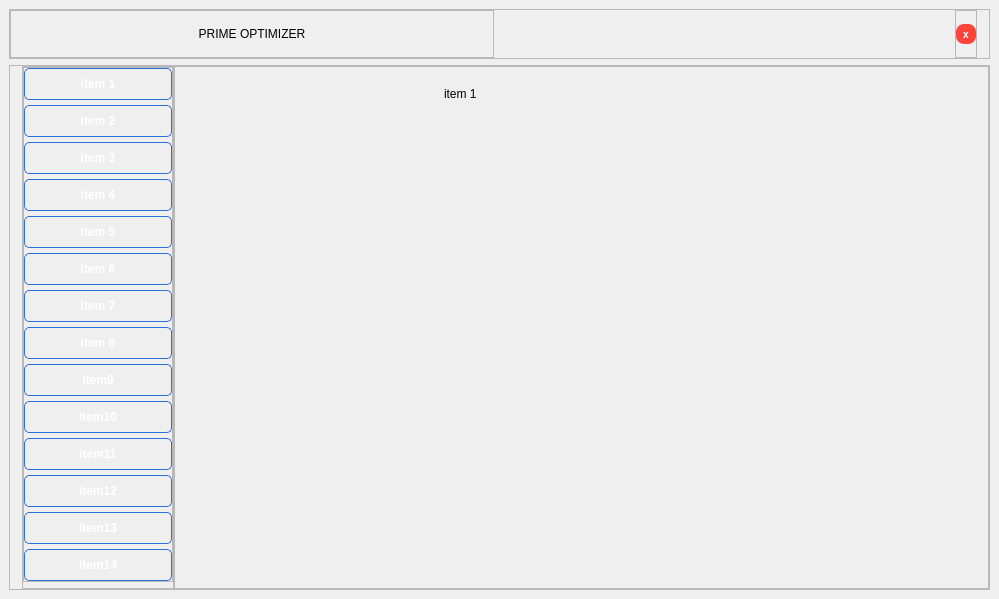
Old version of the form interface.ui in the repository ratestheme/login-data.
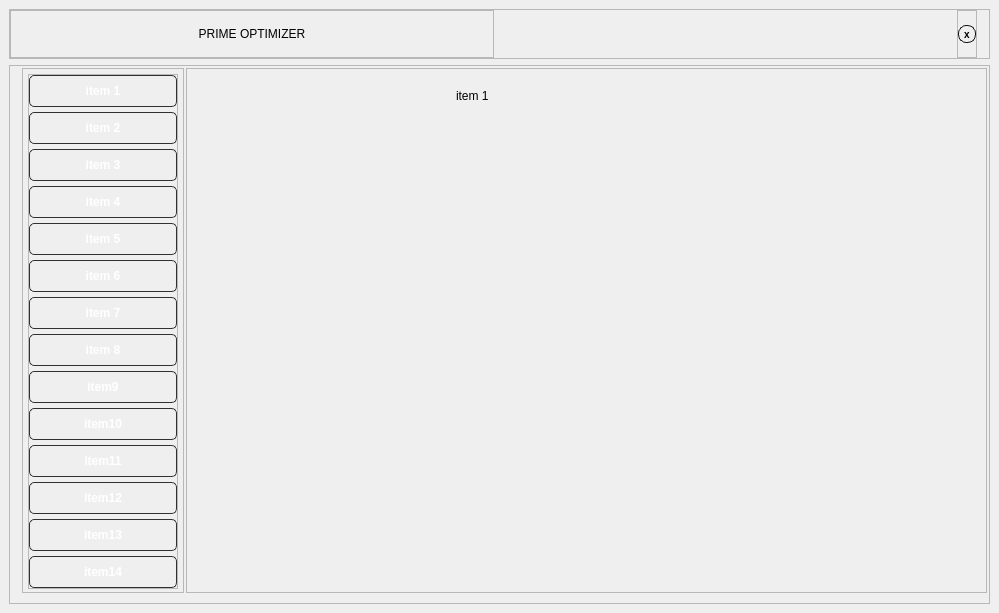
New version of the form. The open tabs and pages were chosen to show the change.

What changed in the file:
```diff
--- a/interface.ui
+++ b/interface.ui
@@ -2,20 +2,32 @@
 <ui version="4.0">
  <class>MainWindow</class>
  <widget class="QMainWindow" name="MainWindow">
+  <property name="enabled">
+   <bool>true</bool>
+  </property>
   <property name="geometry">
    <rect>
     <x>0</x>
     <y>0</y>
     <width>999</width>
-    <height>585</height>
+    <height>599</height>
    </rect>
   </property>
+  <property name="mouseTracking">
+   <bool>false</bool>
+  </property>
   <property name="windowTitle">
    <string>MainWindow</string>
   </property>
   <property name="styleSheet">
    <string notr="true"/>
   </property>
+  <property name="animated">
+   <bool>true</bool>
+  </property>
+  <property name="dockOptions">
+   <set>QMainWindow::AllowTabbedDocks|QMainWindow::AnimatedDocks|QMainWindow::GroupedDragging</set>
+  </property>
   <widget class="QWidget" name="centralwidget">
    <property name="styleSheet">
     <string notr="true"/>
@@ -128,11 +140,11 @@
            <widget class="QPushButton" name="pushButton">
             <property name="styleSheet">
              <string notr="true">QPushButton {
-    background: qlineargradient(x1:0, y1:0, x2:1, y2:0, stop:0 #ff4444, stop:1 #ff4433);
+    background: transparent;
     border-radius: 8px;  /* Half of height for perfect round */
-    border: none;
-    color: white;
-    padding: 2px 2px;
+    border:1px solid #111111;
+    color: black;
+  
     font-size: 10px;
     font-weight: bold;
     min-width: 16px;
@@ -170,21 +182,21 @@
       <property name="frameShadow">
        <enum>QFrame::Raised</enum>
       </property>
-      <layout class="QHBoxLayout" name="horizontalLayout">
+      <layout class="QHBoxLayout" name="horizontalLayout" stretch="0,0">
        <property name="spacing">
-        <number>0</number>
+        <number>2</number>
        </property>
        <property name="leftMargin">
         <number>12</number>
        </property>
        <property name="topMargin">
-        <number>0</number>
+        <number>2</number>
        </property>
        <property name="rightMargin">
-        <number>0</number>
+        <number>2</number>
        </property>
        <property name="bottomMargin">
-        <number>0</number>
+        <number>10</number>
        </property>
        <item>
         <widget class="QFrame" name="sidemenu">
@@ -197,22 +209,22 @@
          <property name="frameShadow">
           <enum>QFrame::Raised</enum>
          </property>
-         <layout class="QVBoxLayout" name="verticalLayout_2">
+         <layout class="QVBoxLayout" name="verticalLayout_2" stretch="0">
           <property name="spacing">
+           <number>2</number>
+          </property>
+          <property name="leftMargin">
+           <number>5</number>
+          </property>
+          <property name="topMargin">
+           <number>5</number>
+          </property>
+          <property name="rightMargin">
+           <number>5</number>
+          </property>
+          <property name="bottomMargin">
            <number>3</number>
           </property>
-          <property name="leftMargin">
-           <number>0</number>
-          </property>
-          <property name="topMargin">
-           <number>0</number>
-          </property>
-          <property name="rightMargin">
-           <number>0</number>
-          </property>
-          <property name="bottomMargin">
-           <number>6</number>
-          </property>
           <item alignment="Qt::AlignTop">
            <widget class="QFrame" name="frame_4">
             <property name="minimumSize">
@@ -255,9 +267,9 @@
                 <string notr="true">QPushButton {
     background: qlineargradient(
         x1:0, y1:0, x2:1, y2:0,
-        stop:0 #71e0fe, stop:1 #3c82fe
+        stop:0 #222421, stop:1 #333232
     );
-    border: 1px solid #2a6fdb;
+    border: 1px solid #303231;
     border-radius: 5px;
     color: white;
     padding: 8px 16px;
@@ -267,14 +279,14 @@
 QPushButton:hover {
     background: qlineargradient(
         x1:0, y1:0, x2:1, y2:0,
-        stop:0 #8ae6ff, stop:1 #4d8cff
+        stop:0 #333232, stop:1 #222421
     );
 }
 
 QPushButton:pressed {
     background: qlineargradient(
         x1:0, y1:0, x2:1, y2:0,
-        stop:0 #5ac8e8, stop:1 #2a6fdb
+        stop:0 #222421, stop:1 #333232
     );
 }</string>
                </property>
@@ -289,9 +301,9 @@
                 <string notr="true">QPushButton {
     background: qlineargradient(
         x1:0, y1:0, x2:1, y2:0,
-        stop:0 #71e0fe, stop:1 #3c82fe
+        stop:0 #222421, stop:1 #333232
     );
-    border: 1px solid #2a6fdb;
+    border: 1px solid #303231;
     border-radius: 5px;
     color: white;
     padding: 8px 16px;
@@ -301,14 +313,14 @@
 QPushButton:hover {
     background: qlineargradient(
         x1:0, y1:0, x2:1, y2:0,
-        stop:0 #8ae6ff, stop:1 #4d8cff
+        stop:0 #333232, stop:1 #222421
     );
 }
 
 QPushButton:pressed {
     background: qlineargradient(
         x1:0, y1:0, x2:1, y2:0,
-        stop:0 #5ac8e8, stop:1 #2a6fdb
+        stop:0 #222421, stop:1 #333232
     );
 }</string>
                </property>
@@ -323,9 +335,9 @@
                 <string notr="true">QPushButton {
     background: qlineargradient(
         x1:0, y1:0, x2:1, y2:0,
-        stop:0 #71e0fe, stop:1 #3c82fe
+        stop:0 #222421, stop:1 #333232
     );
-    border: 1px solid #2a6fdb;
+    border: 1px solid #303231;
     border-radius: 5px;
     color: white;
     padding: 8px 16px;
@@ -335,14 +347,38 @@
 QPushButton:hover {
     background: qlineargradient(
         x1:0, y1:0, x2:1, y2:0,
-        stop:0 #8ae6ff, stop:1 #4d8cff
+        stop:0 #333232, stop:1 #222421
     );
 }
 
 QPushButton:pressed {
     background: qlineargradient(
         x1:0, y1:0, x2:1, y2:0,
-        stop:0 #5ac8e8, stop:1 #2a6fdb
+        stop:0 #222421, stop:1 #333232
+    );
+}QPushButton {
+    background: qlineargradient(
+        x1:0, y1:0, x2:1, y2:0,
+        stop:0 #222421, stop:1 #333232
+    );
+    border: 1px solid #303231;
+    border-radius: 5px;
+    color: white;
+    padding: 8px 16px;
+    font-weight: bold;
+}
+
+QPushButton:hover {
+    background: qlineargradient(
+        x1:0, y1:0, x2:1, y2:0,
+        stop:0 #333232, stop:1 #222421
+    );
+}
+
+QPushButton:pressed {
+    background: qlineargradient(
+        x1:0, y1:0, x2:1, y2:0,
+        stop:0 #222421, stop:1 #333232
     );
 }</string>
                </property>
@@ -357,9 +393,9 @@
                 <string notr="true">QPushButton {
     background: qlineargradient(
         x1:0, y1:0, x2:1, y2:0,
-        stop:0 #71e0fe, stop:1 #3c82fe
+        stop:0 #222421, stop:1 #333232
     );
-    border: 1px solid #2a6fdb;
+    border: 1px solid #303231;
     border-radius: 5px;
     color: white;
     padding: 8px 16px;
@@ -369,14 +405,14 @@
 QPushButton:hover {
     background: qlineargradient(
         x1:0, y1:0, x2:1, y2:0,
-        stop:0 #8ae6ff, stop:1 #4d8cff
+        stop:0 #333232, stop:1 #222421
     );
 }
 
 QPushButton:pressed {
     background: qlineargradient(
         x1:0, y1:0, x2:1, y2:0,
-        stop:0 #5ac8e8, stop:1 #2a6fdb
+        stop:0 #222421, stop:1 #333232
     );
 }</string>
                </property>
@@ -391,9 +427,9 @@
                 <string notr="true">QPushButton {
     background: qlineargradient(
         x1:0, y1:0, x2:1, y2:0,
-        stop:0 #71e0fe, stop:1 #3c82fe
+        stop:0 #222421, stop:1 #333232
     );
-    border: 1px solid #2a6fdb;
+    border: 1px solid #303231;
     border-radius: 5px;
     color: white;
     padding: 8px 16px;
@@ -403,14 +439,14 @@
 QPushButton:hover {
     background: qlineargradient(
         x1:0, y1:0, x2:1, y2:0,
-        stop:0 #8ae6ff, stop:1 #4d8cff
+        stop:0 #333232, stop:1 #222421
     );
 }
 
 QPushButton:pressed {
     background: qlineargradient(
         x1:0, y1:0, x2:1, y2:0,
-        stop:0 #5ac8e8, stop:1 #2a6fdb
+        stop:0 #222421, stop:1 #333232
     );
 }</string>
                </property>
@@ -425,9 +461,9 @@
                 <string notr="true">QPushButton {
     background: qlineargradient(
         x1:0, y1:0, x2:1, y2:0,
-        stop:0 #71e0fe, stop:1 #3c82fe
+        stop:0 #222421, stop:1 #333232
     );
-    border: 1px solid #2a6fdb;
+    border: 1px solid #303231;
     border-radius: 5px;
     color: white;
     padding: 8px 16px;
@@ -437,14 +473,14 @@
 QPushButton:hover {
     background: qlineargradient(
         x1:0, y1:0, x2:1, y2:0,
-        stop:0 #8ae6ff, stop:1 #4d8cff
+        stop:0 #333232, stop:1 #222421
     );
 }
 
 QPushButton:pressed {
     background: qlineargradient(
         x1:0, y1:0, x2:1, y2:0,
-        stop:0 #5ac8e8, stop:1 #2a6fdb
+        stop:0 #222421, stop:1 #333232
     );
 }</string>
                </property>
@@ -459,9 +495,9 @@
                 <string notr="true">QPushButton {
     background: qlineargradient(
         x1:0, y1:0, x2:1, y2:0,
-        stop:0 #71e0fe, stop:1 #3c82fe
+        stop:0 #222421, stop:1 #333232
     );
-    border: 1px solid #2a6fdb;
+    border: 1px solid #303231;
     border-radius: 5px;
     color: white;
     padding: 8px 16px;
@@ -471,14 +507,14 @@
 QPushButton:hover {
     background: qlineargradient(
         x1:0, y1:0, x2:1, y2:0,
-        stop:0 #8ae6ff, stop:1 #4d8cff
+        stop:0 #333232, stop:1 #222421
     );
 }
 
 QPushButton:pressed {
     background: qlineargradient(
         x1:0, y1:0, x2:1, y2:0,
-        stop:0 #5ac8e8, stop:1 #2a6fdb
+        stop:0 #222421, stop:1 #333232
     );
 }</string>
                </property>
@@ -493,9 +529,9 @@
                 <string notr="true">QPushButton {
     background: qlineargradient(
         x1:0, y1:0, x2:1, y2:0,
-        stop:0 #71e0fe, stop:1 #3c82fe
+        stop:0 #222421, stop:1 #333232
     );
-    border: 1px solid #2a6fdb;
+    border: 1px solid #303231;
     border-radius: 5px;
     color: white;
     padding: 8px 16px;
@@ -505,14 +541,14 @@
 QPushButton:hover {
     background: qlineargradient(
         x1:0, y1:0, x2:1, y2:0,
-        stop:0 #8ae6ff, stop:1 #4d8cff
+        stop:0 #333232, stop:1 #222421
     );
 }
 
 QPushButton:pressed {
     background: qlineargradient(
         x1:0, y1:0, x2:1, y2:0,
-        stop:0 #5ac8e8, stop:1 #2a6fdb
+        stop:0 #222421, stop:1 #333232
     );
 }</string>
                </property>
@@ -527,9 +563,9 @@
                 <string notr="true">QPushButton {
     background: qlineargradient(
         x1:0, y1:0, x2:1, y2:0,
-        stop:0 #71e0fe, stop:1 #3c82fe
+        stop:0 #222421, stop:1 #333232
     );
-    border: 1px solid #2a6fdb;
+    border: 1px solid #303231;
     border-radius: 5px;
     color: white;
     padding: 8px 16px;
@@ -539,14 +575,14 @@
 QPushButton:hover {
     background: qlineargradient(
         x1:0, y1:0, x2:1, y2:0,
-        stop:0 #8ae6ff, stop:1 #4d8cff
+        stop:0 #333232, stop:1 #222421
     );
 }
 
 QPushButton:pressed {
     background: qlineargradient(
         x1:0, y1:0, x2:1, y2:0,
-        stop:0 #5ac8e8, stop:1 #2a6fdb
+        stop:0 #222421, stop:1 #333232
     );
 }</string>
                </property>
@@ -561,9 +597,9 @@
                 <string notr="true">QPushButton {
     background: qlineargradient(
         x1:0, y1:0, x2:1, y2:0,
-        stop:0 #71e0fe, stop:1 #3c82fe
+        stop:0 #222421, stop:1 #333232
     );
-    border: 1px solid #2a6fdb;
+    border: 1px solid #303231;
     border-radius: 5px;
     color: white;
     padding: 8px 16px;
@@ -573,14 +609,14 @@
 QPushButton:hover {
     background: qlineargradient(
         x1:0, y1:0, x2:1, y2:0,
-        stop:0 #8ae6ff, stop:1 #4d8cff
+        stop:0 #333232, stop:1 #222421
     );
 }
 
 QPushButton:pressed {
     background: qlineargradient(
         x1:0, y1:0, x2:1, y2:0,
-        stop:0 #5ac8e8, stop:1 #2a6fdb
+        stop:0 #222421, stop:1 #333232
     );
 }</string>
                </property>
@@ -595,9 +631,9 @@
                 <string notr="true">QPushButton {
     background: qlineargradient(
         x1:0, y1:0, x2:1, y2:0,
-        stop:0 #71e0fe, stop:1 #3c82fe
+        stop:0 #222421, stop:1 #333232
     );
-    border: 1px solid #2a6fdb;
+    border: 1px solid #303231;
     border-radius: 5px;
     color: white;
     padding: 8px 16px;
@@ -607,14 +643,14 @@
 QPushButton:hover {
     background: qlineargradient(
         x1:0, y1:0, x2:1, y2:0,
-        stop:0 #8ae6ff, stop:1 #4d8cff
+        stop:0 #333232, stop:1 #222421
     );
 }
 
 QPushButton:pressed {
     background: qlineargradient(
         x1:0, y1:0, x2:1, y2:0,
-        stop:0 #5ac8e8, stop:1 #2a6fdb
+        stop:0 #222421, stop:1 #333232
     );
 }</string>
                </property>
@@ -629,9 +665,9 @@
                 <string notr="true">QPushButton {
     background: qlineargradient(
         x1:0, y1:0, x2:1, y2:0,
-        stop:0 #71e0fe, stop:1 #3c82fe
+        stop:0 #222421, stop:1 #333232
     );
-    border: 1px solid #2a6fdb;
+    border: 1px solid #303231;
     border-radius: 5px;
     color: white;
     padding: 8px 16px;
@@ -641,14 +677,14 @@
 QPushButton:hover {
     background: qlineargradient(
         x1:0, y1:0, x2:1, y2:0,
-        stop:0 #8ae6ff, stop:1 #4d8cff
+        stop:0 #333232, stop:1 #222421
     );
 }
 
 QPushButton:pressed {
     background: qlineargradient(
         x1:0, y1:0, x2:1, y2:0,
-        stop:0 #5ac8e8, stop:1 #2a6fdb
+        stop:0 #222421, stop:1 #333232
     );
 }</string>
                </property>
@@ -663,9 +699,9 @@
                 <string notr="true">QPushButton {
     background: qlineargradient(
         x1:0, y1:0, x2:1, y2:0,
-        stop:0 #71e0fe, stop:1 #3c82fe
+        stop:0 #222421, stop:1 #333232
     );
-    border: 1px solid #2a6fdb;
+    border: 1px solid #303231;
     border-radius: 5px;
     color: white;
     padding: 8px 16px;
@@ -675,14 +711,14 @@
 QPushButton:hover {
     background: qlineargradient(
         x1:0, y1:0, x2:1, y2:0,
-        stop:0 #8ae6ff, stop:1 #4d8cff
+        stop:0 #333232, stop:1 #222421
     );
 }
 
 QPushButton:pressed {
     background: qlineargradient(
         x1:0, y1:0, x2:1, y2:0,
-        stop:0 #5ac8e8, stop:1 #2a6fdb
+        stop:0 #222421, stop:1 #333232
     );
 }</string>
                </property>
@@ -697,9 +733,9 @@
                 <string notr="true">QPushButton {
     background: qlineargradient(
         x1:0, y1:0, x2:1, y2:0,
-        stop:0 #71e0fe, stop:1 #3c82fe
+        stop:0 #222421, stop:1 #333232
     );
-    border: 1px solid #2a6fdb;
+    border: 1px solid #303231;
     border-radius: 5px;
     color: white;
     padding: 8px 16px;
@@ -709,14 +745,14 @@
 QPushButton:hover {
     background: qlineargradient(
         x1:0, y1:0, x2:1, y2:0,
-        stop:0 #8ae6ff, stop:1 #4d8cff
+        stop:0 #333232, stop:1 #222421
     );
 }
 
 QPushButton:pressed {
     background: qlineargradient(
         x1:0, y1:0, x2:1, y2:0,
-        stop:0 #5ac8e8, stop:1 #2a6fdb
+        stop:0 #222421, stop:1 #333232
     );
 }</string>
                </property>
@@ -752,7 +788,7 @@
           <item>
            <widget class="QStackedWidget" name="stackedWidget">
             <property name="currentIndex">
-             <number>13</number>
+             <number>0</number>
             </property>
             <widget class="QWidget" name="page">
              <widget class="QLabel" name="label_2">
```
